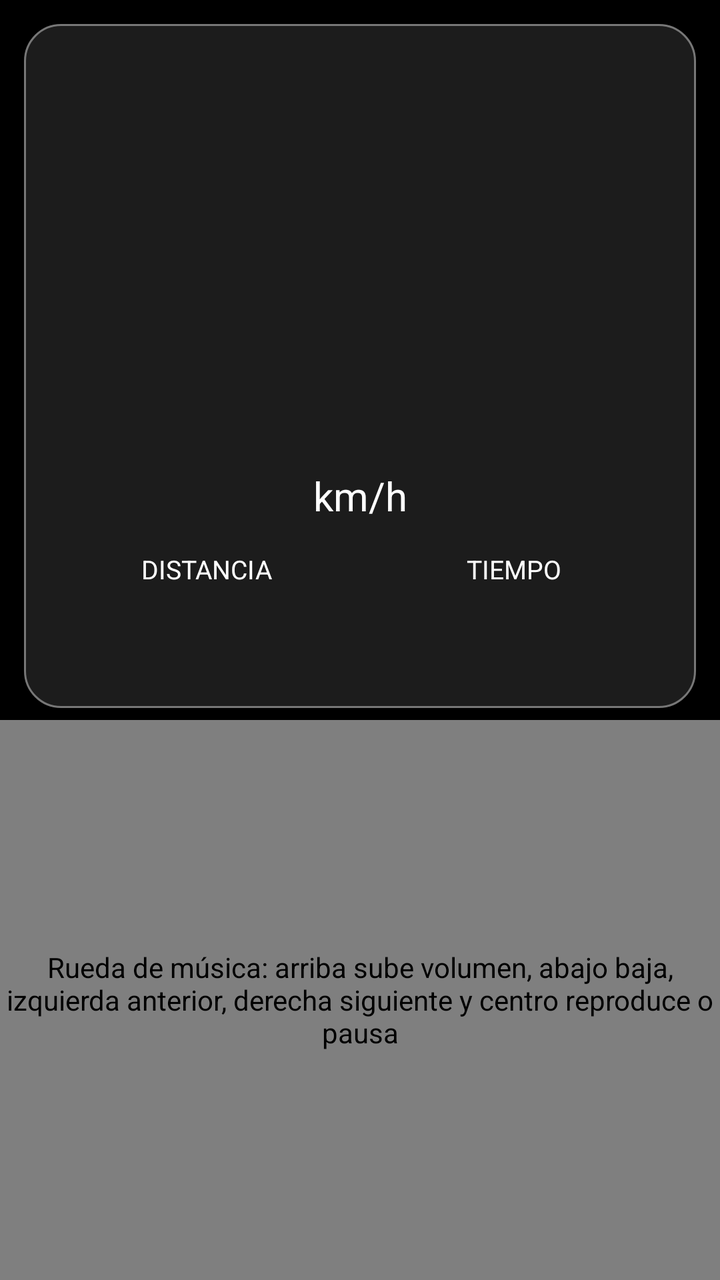
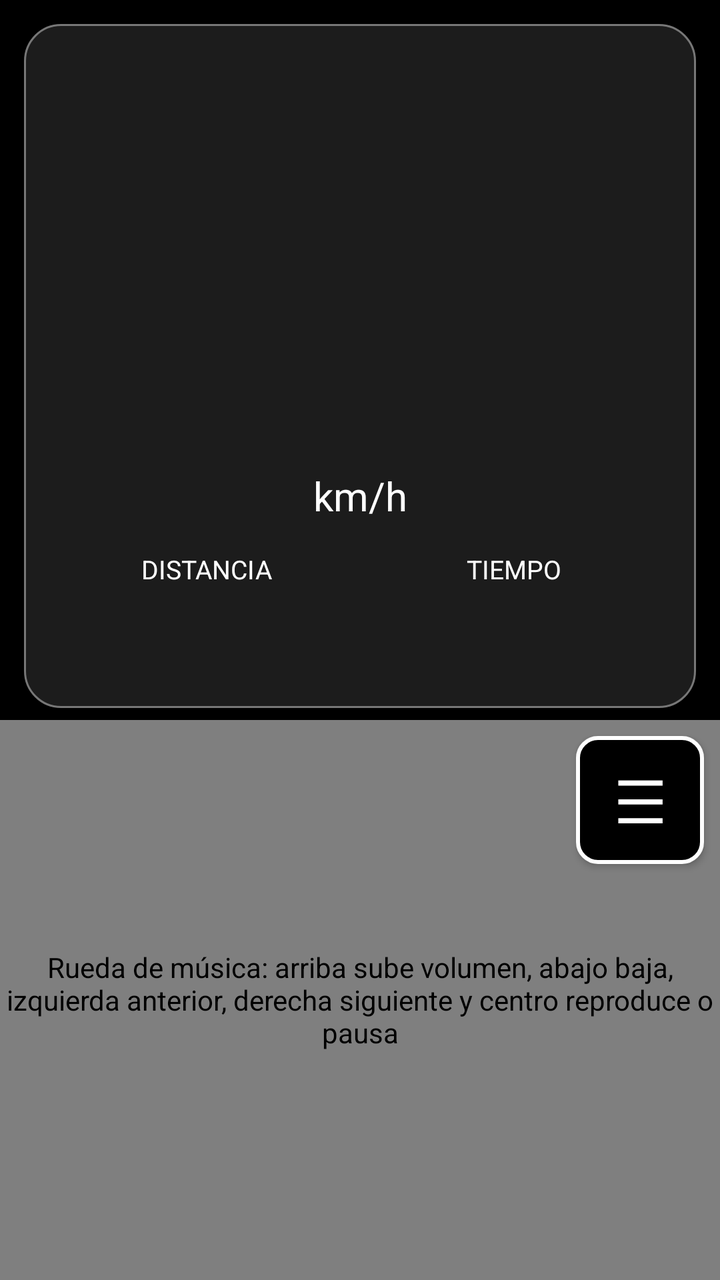

An Android layout rendered at two revisions. The XML below is the earlier revision; the diff shows what the commit changed to produce the second picture.
<!-- AndroidManifest.xml: application theme android:Theme.Material.NoActionBar -->
<!-- res/layout/activity_main.xml -->
<?xml version="1.0" encoding="utf-8"?>
<LinearLayout xmlns:android="http://schemas.android.com/apk/res/android"
    android:layout_width="match_parent"
    android:layout_height="match_parent"
    android:background="#000000"
    android:orientation="vertical">

    <LinearLayout
        android:id="@+id/info_panel"
        android:layout_width="match_parent"
        android:layout_height="0dp"
        android:layout_marginStart="12dp"
        android:layout_marginTop="12dp"
        android:layout_marginEnd="12dp"
        android:layout_marginBottom="6dp"
        android:layout_weight="0.55"
        android:background="@drawable/info_panel_background"
        android:contentDescription="@string/ride_long_press_hint"
        android:orientation="vertical"
        android:padding="14dp">

        <TextView
            android:id="@+id/clock"
            android:layout_width="match_parent"
            android:layout_height="0dp"
            android:layout_weight="0.20"
            android:autoSizeMaxTextSize="56sp"
            android:autoSizeMinTextSize="28sp"
            android:autoSizeStepGranularity="2sp"
            android:autoSizeTextType="uniform"
            android:fontFamily="monospace"
            android:gravity="center"
            android:includeFontPadding="false"
            android:maxLines="1"
            android:textColor="#FFFFFF"
            android:textStyle="bold" />

        <LinearLayout
            android:layout_width="match_parent"
            android:layout_height="0dp"
            android:layout_weight="0.55"
            android:orientation="vertical">

            <TextView
                android:id="@+id/speed"
                android:layout_width="match_parent"
                android:layout_height="0dp"
                android:layout_weight="1"
                android:autoSizeMaxTextSize="180sp"
                android:autoSizeMinTextSize="40sp"
                android:autoSizeStepGranularity="2sp"
                android:autoSizeTextType="uniform"
                android:fontFamily="sans"
                android:gravity="center"
                android:includeFontPadding="false"
                android:maxLines="1"
                android:textColor="#FFFFFF"
                android:textStyle="bold" />

            <TextView
                android:id="@+id/speed_unit"
                android:layout_width="match_parent"
                android:layout_height="wrap_content"
                android:gravity="center"
                android:text="@string/speed_unit"
                android:textColor="#FFFFFF"
                android:textSize="20sp" />
        </LinearLayout>

        <LinearLayout
            android:layout_width="match_parent"
            android:layout_height="0dp"
            android:layout_weight="0.25"
            android:gravity="center_vertical"
            android:orientation="horizontal">

            <LinearLayout
                android:layout_width="0dp"
                android:layout_height="wrap_content"
                android:layout_weight="1"
                android:orientation="vertical">

                <TextView
                    android:layout_width="match_parent"
                    android:layout_height="wrap_content"
                    android:gravity="center"
                    android:text="@string/distance_label"
                    android:textColor="#FFFFFF"
                    android:textSize="13sp" />

                <TextView
                    android:id="@+id/distance"
                    android:layout_width="match_parent"
                    android:layout_height="wrap_content"
                    android:fontFamily="monospace"
                    android:gravity="center"
                    android:textColor="#FFFFFF"
                    android:textSize="24sp"
                    android:textStyle="bold" />
            </LinearLayout>

            <LinearLayout
                android:layout_width="0dp"
                android:layout_height="wrap_content"
                android:layout_weight="1"
                android:orientation="vertical">

                <TextView
                    android:layout_width="match_parent"
                    android:layout_height="wrap_content"
                    android:gravity="center"
                    android:text="@string/elapsed_label"
                    android:textColor="#FFFFFF"
                    android:textSize="13sp" />

                <TextView
                    android:id="@+id/elapsed"
                    android:layout_width="match_parent"
                    android:layout_height="wrap_content"
                    android:fontFamily="monospace"
                    android:gravity="center"
                    android:textColor="#FFFFFF"
                    android:textSize="24sp"
                    android:textStyle="bold" />
            </LinearLayout>
        </LinearLayout>
    </LinearLayout>

    <com.rodada.app.MusicWheelView
        android:id="@+id/music_wheel"
        android:layout_width="match_parent"
        android:layout_height="0dp"
        android:layout_weight="0.45"
        android:contentDescription="@string/music_wheel_description" />
</LinearLayout>
<!-- resources referenced by this layout -->
<resources>
  <!-- drawable info_panel_background (drawable) -->
  <?xml version="1.0" encoding="utf-8"?>
  <shape xmlns:android="http://schemas.android.com/apk/res/android">
      <solid android:color="#1C1C1C" />
      <stroke android:width="1dp" android:color="#777777" />
      <corners android:radius="18dp" />
  </shape>
  <string name="distance_label">DISTANCIA</string>
  <string name="elapsed_label">TIEMPO</string>
  <string name="music_wheel_description">Rueda de música: arriba sube volumen, abajo baja, izquierda anterior, derecha siguiente y centro reproduce o pausa</string>
  <string name="ride_long_press_hint">Mantén pulsada esta mitad para iniciar o detener el recorrido</string>
  <string name="speed_unit">km/h</string>
</resources>

<!-- the commit's change to res/layout/activity_main.xml (unified diff, before → after) -->
@@ -126,10 +126,38 @@
         </LinearLayout>
     </LinearLayout>
 
-    <com.rodada.app.MusicWheelView
-        android:id="@+id/music_wheel"
+    <FrameLayout
         android:layout_width="match_parent"
         android:layout_height="0dp"
-        android:layout_weight="0.45"
-        android:contentDescription="@string/music_wheel_description" />
+        android:layout_weight="0.45">
+
+        <com.rodada.app.MusicWheelView
+            android:id="@+id/music_wheel"
+            android:layout_width="match_parent"
+            android:layout_height="match_parent"
+            android:contentDescription="@string/music_wheel_description" />
+
+        <Button
+            android:id="@+id/menu_button"
+            android:layout_width="64dp"
+            android:layout_height="64dp"
+            android:layout_gravity="top|end"
+            android:layout_margin="8dp"
+            android:background="@drawable/button_outline"
+            android:contentDescription="@string/menu_description"
+            android:padding="0dp"
+            android:text="@string/menu_icon"
+            android:textColor="#FFFFFF"
+            android:textSize="30sp" />
+
+        <TextView
+            android:id="@+id/target_status"
+            android:layout_width="96dp"
+            android:layout_height="wrap_content"
+            android:layout_gravity="bottom|start"
+            android:layout_margin="8dp"
+            android:textColor="#FFFFFF"
+            android:textSize="13sp"
+            android:textStyle="bold" />
+    </FrameLayout>
 </LinearLayout>
<!-- resource entries referenced after the edit -->
@@ -1,5 +1,12 @@
 <!-- resources referenced by this layout -->
 <resources>
+  <!-- drawable button_outline (drawable) -->
+  <?xml version="1.0" encoding="utf-8"?>
+  <shape xmlns:android="http://schemas.android.com/apk/res/android">
+      <solid android:color="#000000" />
+      <stroke android:width="2dp" android:color="#FFFFFF" />
+      <corners android:radius="10dp" />
+  </shape>
   <!-- drawable info_panel_background (drawable) -->
   <?xml version="1.0" encoding="utf-8"?>
   <shape xmlns:android="http://schemas.android.com/apk/res/android">
@@ -9,6 +16,8 @@
   </shape>
   <string name="distance_label">DISTANCIA</string>
   <string name="elapsed_label">TIEMPO</string>
+  <string name="menu_description">Menú</string>
+  <string name="menu_icon">☰</string>
   <string name="music_wheel_description">Rueda de música: arriba sube volumen, abajo baja, izquierda anterior, derecha siguiente y centro reproduce o pausa</string>
   <string name="ride_long_press_hint">Mantén pulsada esta mitad para iniciar o detener el recorrido</string>
   <string name="speed_unit">km/h</string>
